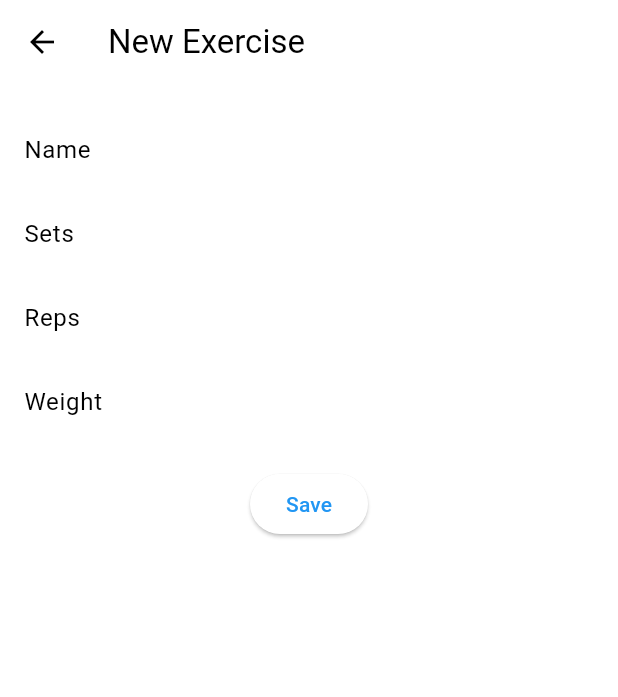
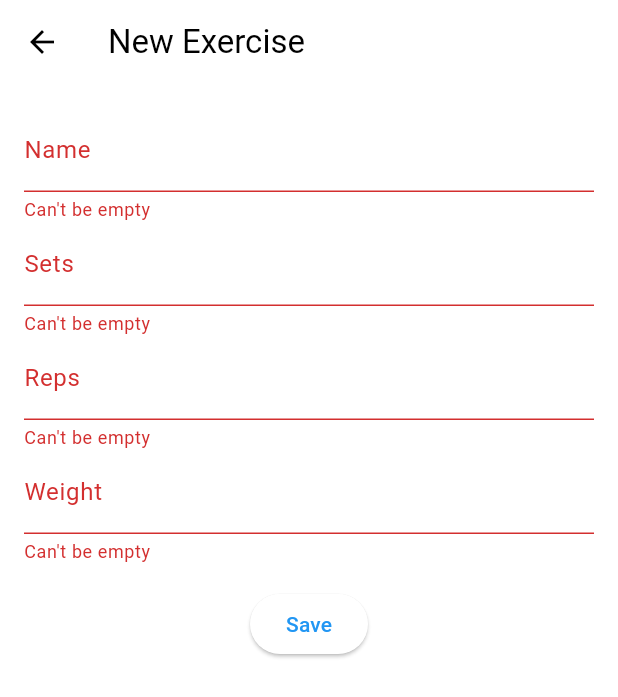
Before and after one commit to Narzgul/GymTracker, a Flutter app: the NewExerciseScreen screen opened directly, after a tap on "Save", on a phone screen of 412 x 824 dp. Shown: the top 697 px of the screen. Run offline on Flutter 3.47's test engine with Material 3 defaults, Android fonts, the phone set to English and light mode, and no system bars; our stand-ins replace sqflite_common_ffi, watch_it; accounts and stored records are empty.

Commit message:
add input validation to the new exercise screen

```diff
--- a/lib/new_exercise_screen.dart
+++ b/lib/new_exercise_screen.dart
@@ -12,9 +12,31 @@ class NewExerciseScreen extends StatefulWidget {
 
 class _NewExerciseScreenState extends State<NewExerciseScreen> {
   final TextEditingController _nameController = TextEditingController();
+  String? get _nameError => errorText(_nameController.text);
   final TextEditingController _setsController = TextEditingController();
+  String? get _setsError => errorText(_setsController.text, isInt: true);
   final TextEditingController _repsController = TextEditingController();
+  String? get _repsError => errorText(_repsController.text, isInt: true);
   final TextEditingController _weightController = TextEditingController();
+  String? get _weightError => errorText(_weightController.text, isNumber: true);
+
+  String? errorText(String input, {bool isNumber = false, bool isInt = false}) {
+    if (input.isEmpty) {
+      return 'Can\'t be empty';
+    }
+    if (isInt) {
+      if (int.tryParse(input) == null) {
+        return 'Must be a whole number';
+      }
+    } else if (isNumber){
+      if (double.tryParse(input) == null) {
+        return 'Must be a number';
+      }
+    }
+    return null;
+  }
+
+  bool triedSave = false;
 
   @override
   Widget build(BuildContext context) {
@@ -28,26 +50,51 @@ class _NewExerciseScreenState extends State<NewExerciseScreen> {
           children: [
             TextField(
               controller: _nameController,
-              decoration: const InputDecoration(labelText: 'Name'),
+              decoration: InputDecoration(
+                labelText: 'Name',
+                errorText: triedSave ? _nameError : null,
+              ),
+              onChanged: (value) => triedSave ? setState(() {}) : null,
             ),
             TextField(
               controller: _setsController,
-              decoration: const InputDecoration(labelText: 'Sets'),
+              decoration: InputDecoration(
+                labelText: 'Sets',
+                errorText: triedSave ? _setsError : null,
+              ),
+              onChanged: (value) => triedSave ? setState(() {}) : null,
               keyboardType: TextInputType.number,
             ),
             TextField(
               controller: _repsController,
-              decoration: const InputDecoration(labelText: 'Reps'),
+              decoration: InputDecoration(
+                labelText: 'Reps',
+                errorText: triedSave ? _repsError : null,
+              ),
+              onChanged: (value) => triedSave ? setState(() {}) : null,
               keyboardType: TextInputType.number,
             ),
             TextField(
               controller: _weightController,
-              decoration: const InputDecoration(labelText: 'Weight'),
+              decoration: InputDecoration(
+                labelText: 'Weight',
+                errorText: triedSave ? _weightError : null,
+              ),
+              onChanged: (value) => triedSave ? setState(() {}) : null,
               keyboardType: TextInputType.number,
             ),
             const SizedBox(height: 16.0), // Add some space
             ElevatedButton(
               onPressed: () {
+                setState(() {
+                  triedSave = true;
+                });
+                if (_nameError != null ||
+                    _setsError != null ||
+                    _repsError != null ||
+                    _weightError != null) {
+                  return;
+                }
                 GetIt.I<ExerciseDB>().addExercise(
                   _nameController.text,
                   int.parse(_setsController.text),
```
